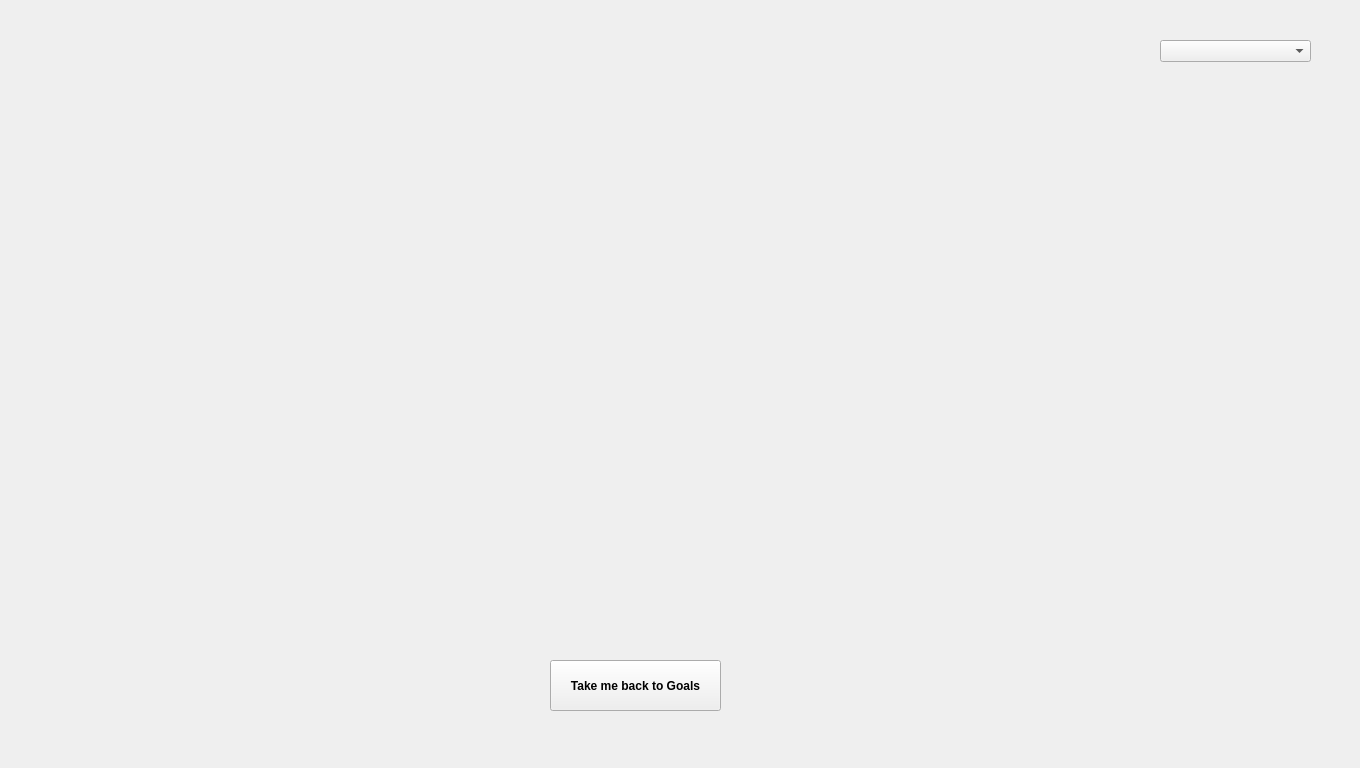
This is 3_Solution/CleverClient/dashboard.ui in georgecpp/CleverPocket as Qt 5 draws it before an edit. The edited form follows.
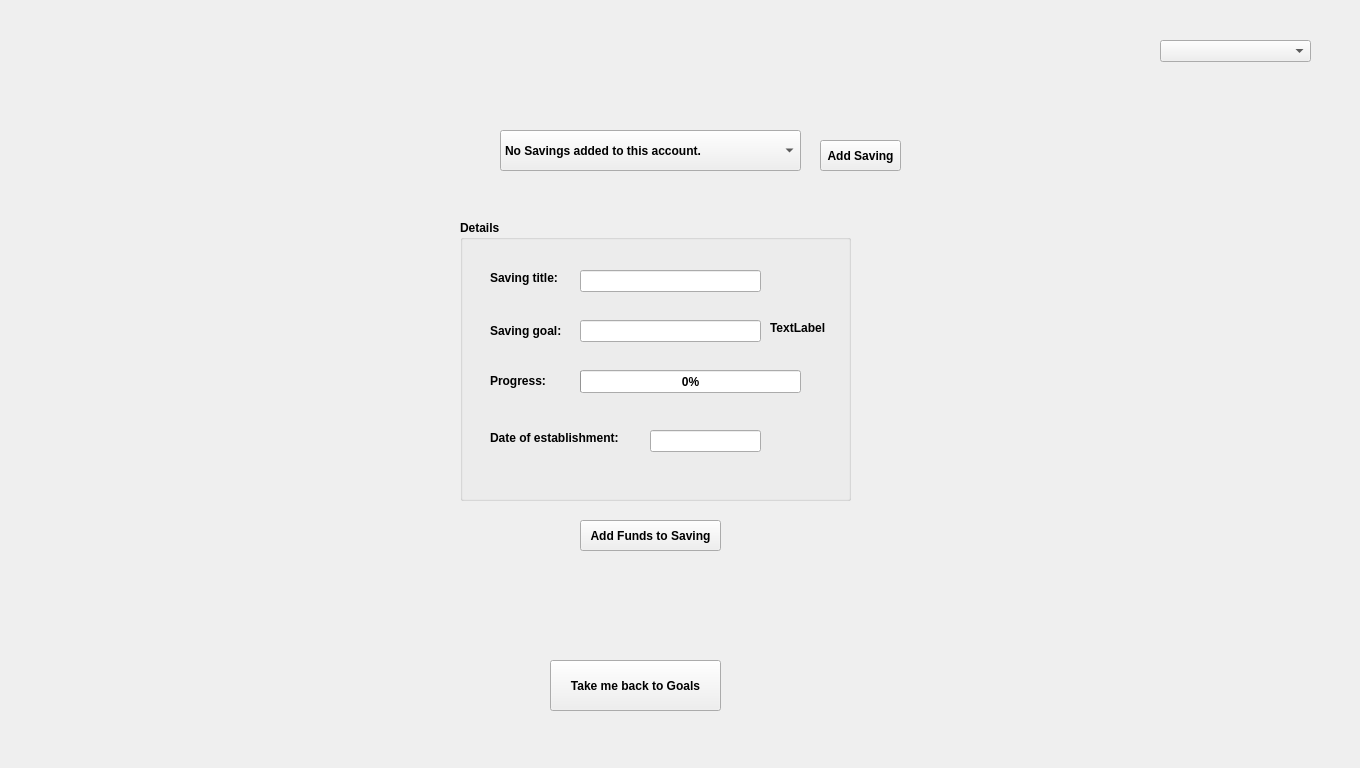
This is the edited form.

Patch:
```diff
--- a/3_Solution/CleverClient/dashboard.ui
+++ b/3_Solution/CleverClient/dashboard.ui
@@ -1578,6 +1578,177 @@
       <string>Take me back to Goals</string>
      </property>
     </widget>
+    <widget class="QPushButton" name="addFundsSavingPushButton">
+     <property name="geometry">
+      <rect>
+       <x>580</x>
+       <y>520</y>
+       <width>141</width>
+       <height>31</height>
+      </rect>
+     </property>
+     <property name="text">
+      <string>Add Funds to Saving</string>
+     </property>
+    </widget>
+    <widget class="QPushButton" name="addSavingPushButton">
+     <property name="geometry">
+      <rect>
+       <x>820</x>
+       <y>140</y>
+       <width>81</width>
+       <height>31</height>
+      </rect>
+     </property>
+     <property name="text">
+      <string>Add Saving</string>
+     </property>
+    </widget>
+    <widget class="QGroupBox" name="savingDetailsGroupBox">
+     <property name="geometry">
+      <rect>
+       <x>460</x>
+       <y>220</y>
+       <width>391</width>
+       <height>281</height>
+      </rect>
+     </property>
+     <property name="title">
+      <string>Details</string>
+     </property>
+     <widget class="QLabel" name="savingGoalLabel">
+      <property name="geometry">
+       <rect>
+        <x>30</x>
+        <y>100</y>
+        <width>81</width>
+        <height>21</height>
+       </rect>
+      </property>
+      <property name="text">
+       <string>Saving goal:</string>
+      </property>
+     </widget>
+     <widget class="QLabel" name="savingSinceLabel">
+      <property name="geometry">
+       <rect>
+        <x>30</x>
+        <y>210</y>
+        <width>161</width>
+        <height>16</height>
+       </rect>
+      </property>
+      <property name="text">
+       <string>Date of establishment:</string>
+      </property>
+     </widget>
+     <widget class="QLabel" name="savingNameLabel">
+      <property name="geometry">
+       <rect>
+        <x>30</x>
+        <y>50</y>
+        <width>81</width>
+        <height>16</height>
+       </rect>
+      </property>
+      <property name="text">
+       <string>Saving title:</string>
+      </property>
+     </widget>
+     <widget class="QLabel" name="savingCurrentProgressLabel">
+      <property name="geometry">
+       <rect>
+        <x>30</x>
+        <y>150</y>
+        <width>121</width>
+        <height>21</height>
+       </rect>
+      </property>
+      <property name="text">
+       <string>Progress:</string>
+      </property>
+     </widget>
+     <widget class="QLineEdit" name="savingTitleLineEdit">
+      <property name="geometry">
+       <rect>
+        <x>120</x>
+        <y>50</y>
+        <width>181</width>
+        <height>22</height>
+       </rect>
+      </property>
+      <property name="readOnly">
+       <bool>true</bool>
+      </property>
+     </widget>
+     <widget class="QLineEdit" name="savingGoalLineEdit">
+      <property name="geometry">
+       <rect>
+        <x>120</x>
+        <y>100</y>
+        <width>181</width>
+        <height>22</height>
+       </rect>
+      </property>
+      <property name="readOnly">
+       <bool>true</bool>
+      </property>
+     </widget>
+     <widget class="QProgressBar" name="savingCurrProgressBar">
+      <property name="geometry">
+       <rect>
+        <x>120</x>
+        <y>150</y>
+        <width>221</width>
+        <height>23</height>
+       </rect>
+      </property>
+      <property name="value">
+       <number>0</number>
+      </property>
+     </widget>
+     <widget class="QLineEdit" name="savingDateEstablishmentLineEdit">
+      <property name="geometry">
+       <rect>
+        <x>190</x>
+        <y>210</y>
+        <width>111</width>
+        <height>22</height>
+       </rect>
+      </property>
+      <property name="readOnly">
+       <bool>true</bool>
+      </property>
+     </widget>
+     <widget class="QLabel" name="savingISOLabel">
+      <property name="geometry">
+       <rect>
+        <x>310</x>
+        <y>100</y>
+        <width>55</width>
+        <height>16</height>
+       </rect>
+      </property>
+      <property name="text">
+       <string>TextLabel</string>
+      </property>
+     </widget>
+    </widget>
+    <widget class="QComboBox" name="savingPicker">
+     <property name="geometry">
+      <rect>
+       <x>500</x>
+       <y>130</y>
+       <width>301</width>
+       <height>41</height>
+      </rect>
+     </property>
+     <item>
+      <property name="text">
+       <string>No Savings added to this account.</string>
+      </property>
+     </item>
+    </widget>
    </widget>
    <widget class="QWidget" name="budgetPage">
     <widget class="QComboBox" name="budgetOptions">
```
Left out of the diff: 13 changed lines with no effect on the pictures.
